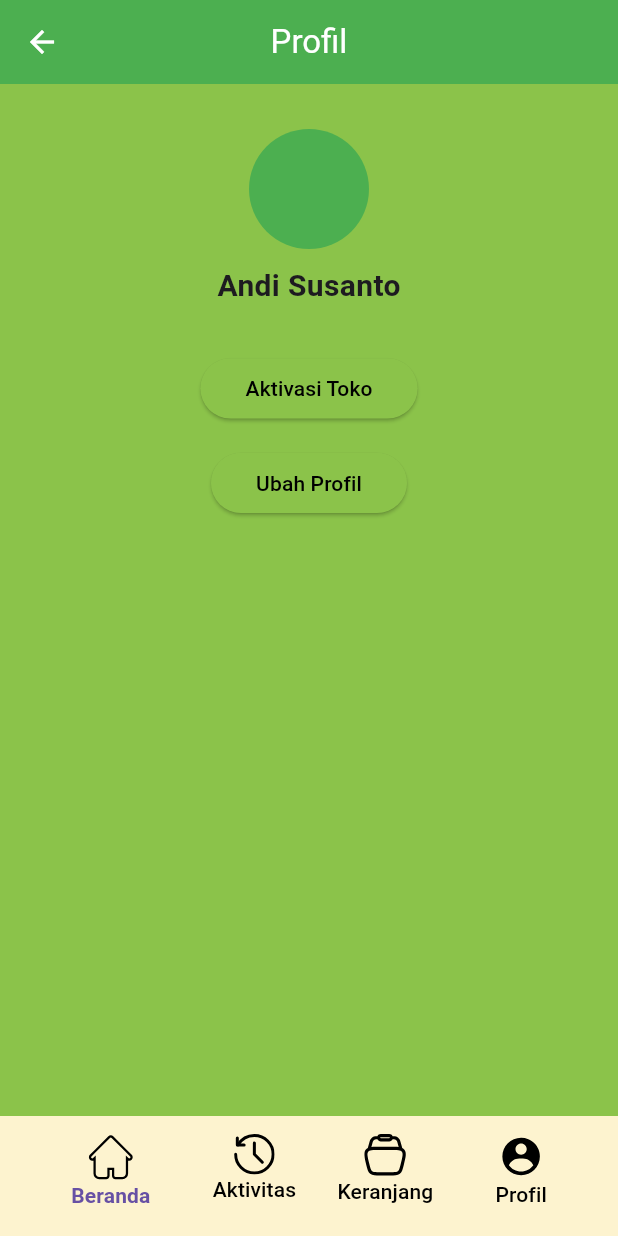
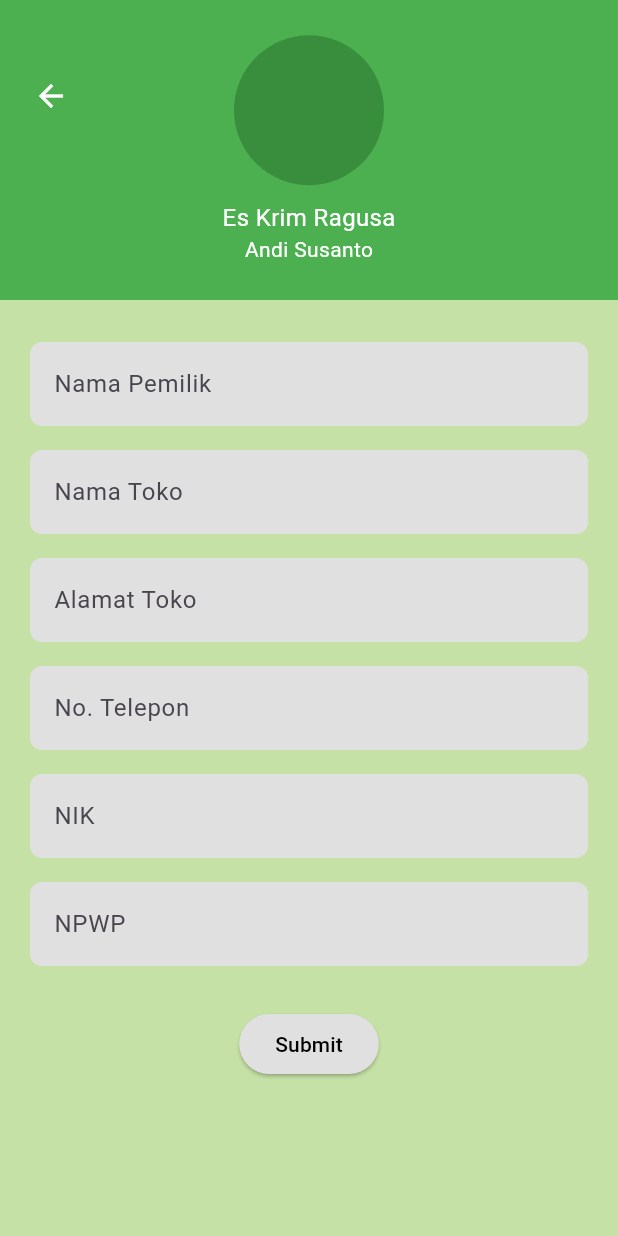
Before and after one commit to Dardeka/MakanKuy_App, a Flutter app: the screen it shows after launch, on a phone screen of 412 x 824 dp. Run offline on Flutter 3.47's test engine with Material 3 defaults, Android fonts, the phone set to English and light mode, and no system bars; our stand-ins replace flutter_map, flutter_svg, latlong2; Roboto replaces fonts that are missing (Monserrat).

Commit message:
Added Aktivasi page

```diff
--- a/lib/main.dart
+++ b/lib/main.dart
@@ -1,3 +1,4 @@
+import 'package:app_makankuy/pages/aktivasi.dart';
 import 'package:app_makankuy/pages/home_page.dart';
 import 'package:app_makankuy/pages/login_page.dart';
 import 'package:app_makankuy/pages/profil_user.dart';
@@ -17,7 +18,7 @@ class MyApp extends StatelessWidget {
     return MaterialApp(
       title: 'MakanKuy!',
       debugShowCheckedModeBanner: false,
-      home: ProfileUser(),
+      home: Aktivasi(),
     );
   }
 }
--- /dev/null
+++ b/lib/pages/aktivasi.dart
@@ -0,0 +1,117 @@
+
+import 'package:app_makankuy/pages/profil_user.dart';
+import 'package:app_makankuy/theme.dart';
+import 'package:flutter/material.dart';
+import 'package:flutter_svg/flutter_svg.dart';
+
+class CustomTextField extends StatelessWidget {
+  final String labelText;
+
+  CustomTextField({required this.labelText});
+
+  @override
+  Widget build(BuildContext context) {
+    return Padding(
+      padding: const EdgeInsets.symmetric(vertical: 8.0),
+      child: TextField(
+        decoration: InputDecoration(
+          labelText: labelText,
+          fillColor: Colors.grey[300],
+          filled: true,
+          border: OutlineInputBorder(
+            borderRadius: BorderRadius.circular(8.0),
+            borderSide: BorderSide.none,
+          ),
+        ),
+      ),
+    );
+  }
+}
+
+class Aktivasi extends StatelessWidget {
+  @override
+  Widget build(BuildContext context) {
+    return Scaffold(
+      body: Column(
+        children: [
+          Container(
+            color: Colors.green,
+            height: 200,
+            child: Stack(
+              children: [
+                Positioned(
+                  top: 40,
+                  left: 10,
+                  child: IconButton(
+                    icon: Icon(Icons.arrow_back, color: Colors.white),
+                    onPressed: (){
+                          Navigator.pushReplacement(context, MaterialPageRoute(builder: (context)=> ProfileUser
+                          ()));
+                        },
+                  ),
+                ),
+                Center(
+                  child: Column(
+                    mainAxisAlignment: MainAxisAlignment.center,
+                    children: [
+                      CircleAvatar(
+                        radius: 50,
+                        backgroundColor: Colors.green[700],
+                      ),
+                      SizedBox(height: 10),
+                      Text(
+                        'Es Krim Ragusa',
+                        style: TextStyle(
+                          fontSize: 16,
+                          color: Colors.white,
+                        ),
+                      ),
+                      Text(
+                        'Andi Susanto',
+                        style: TextStyle(
+                          fontSize: 14,
+                          color: Colors.white,
+                        ),
+                      ),
+                    ],
+                  ),
+                ),
+              ],
+            ),
+          ),
+          Expanded(
+            child: Container(
+              color: Colors.lightGreen[200],
+              child: Padding(
+                padding: const EdgeInsets.all(20.0),
+                child: Column(
+                  children: [
+                    CustomTextField(labelText: 'Nama Pemilik'),
+                    CustomTextField(labelText: 'Nama Toko'),
+                    CustomTextField(labelText: 'Alamat Toko'),
+                    CustomTextField(labelText: 'No. Telepon'),
+                    CustomTextField(labelText: 'NIK'),
+                    CustomTextField(labelText: 'NPWP'),
+                    SizedBox(height: 20),
+                    ElevatedButton(
+                      onPressed: () {},
+                      style: ElevatedButton.styleFrom(
+                        backgroundColor: Colors.grey[300],
+                      ),
+                      child: Text(
+                        'Submit',
+                        style: TextStyle(
+                          color: Colors.black,
+                        ),
+                      ),
+                    ),
+                  ],
+                ),
+              ),
+            ),
+          ),
+        ],
+      ),
+    );
+  }
+}
--- a/lib/pages/profil_user.dart
+++ b/lib/pages/profil_user.dart
@@ -6,9 +6,11 @@ import 'package:app_makankuy/components/home_page/maps.dart';
 import 'package:app_makankuy/components/home_page/poster.dart';
 import 'package:app_makankuy/components/home_page/saldo.dart';
 import 'package:app_makankuy/components/profile/profile_page.dart';
+import 'package:app_makankuy/pages/aktivasi.dart';
 import 'package:app_makankuy/theme.dart';
 import 'package:flutter/material.dart';
 import 'package:flutter_svg/flutter_svg.dart';
+
 class User {
   final String name;
 
@@ -58,7 +60,10 @@ class ProfileUser extends StatelessWidget {
                 backgroundColor: Colors.lightGreen,
                 padding: EdgeInsets.symmetric(horizontal: 30, vertical: 10),
               ),
-              onPressed: () {},
+              onPressed: () {
+                Navigator.pushReplacement(context, MaterialPageRoute(builder: (context)=> Aktivasi
+                          ()));
+              },
               child: Text('Aktivasi Toko', style: new TextStyle(color: Colors.black)),
             ),
             SizedBox(height: 15),
@@ -89,9 +94,7 @@ class ProfileUser extends StatelessWidget {
                         backgroundColor: Colors.transparent,
                         shadowColor: Colors.transparent,
                       ),
-                      onPressed: () {
-                        // Navigator.push(context, MaterialPageRoute(builder: (context)=>profilePage()));
-                      },
+                      onPressed: () {},
                       child: Column(
                         children: [
                           SvgPicture.asset('assets/icons/HomeProfil.svg'),
@@ -113,9 +116,7 @@ class ProfileUser extends StatelessWidget {
                         shadowColor: Colors.transparent,
                         padding: const EdgeInsets.only(left: 10, right: 10, bottom: 1, top: 0),
                       ),
-                      onPressed: () {
-                        // Navigator.push(context, MaterialPageRoute(builder: (context)=>profilePage()));
-                      },
+                      onPressed: () {},
                       child: Column(
                         children: [
                           SvgPicture.asset('assets/icons/Aktivitas.svg'),
```
